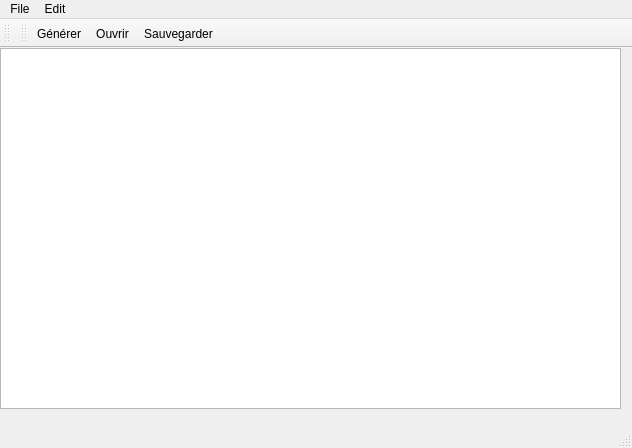
First picture: the form in QT-src/mainwindow.ui, repository Golgoo/IHM-MoonProject, before the edit.
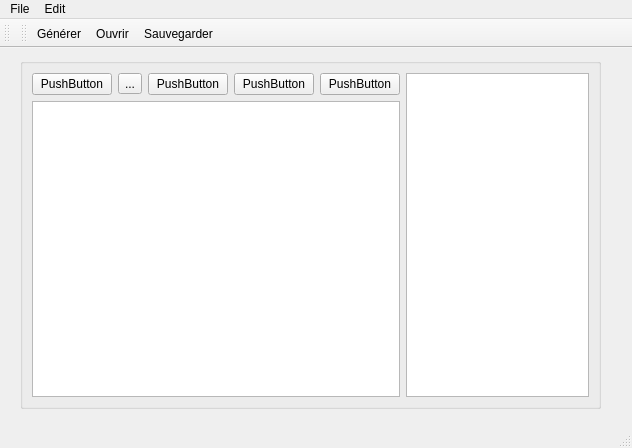
Second picture: the form after the edit. Icons and pictures are not drawn.

Patch:
```diff
--- a/QT-src/mainwindow.ui
+++ b/QT-src/mainwindow.ui
@@ -14,15 +14,81 @@
    <string>MainWindow</string>
   </property>
   <widget class="QWidget" name="centralwidget">
-   <widget class="QTableWidget" name="tableWidget">
+   <widget class="QGroupBox" name="groupBox">
     <property name="geometry">
      <rect>
-      <x>0</x>
-      <y>0</y>
-      <width>621</width>
-      <height>361</height>
+      <x>20</x>
+      <y>10</y>
+      <width>581</width>
+      <height>351</height>
      </rect>
     </property>
+    <property name="title">
+     <string/>
+    </property>
+    <property name="flat">
+     <bool>false</bool>
+    </property>
+    <layout class="QHBoxLayout" name="horizontalLayout" stretch="0,0">
+     <property name="spacing">
+      <number>6</number>
+     </property>
+     <property name="topMargin">
+      <number>9</number>
+     </property>
+     <property name="bottomMargin">
+      <number>9</number>
+     </property>
+     <item>
+      <layout class="QVBoxLayout" name="verticalLayout">
+       <item>
+        <layout class="QHBoxLayout" name="horizontalLayout_2">
+         <item>
+          <widget class="QPushButton" name="pushButton_4">
+           <property name="text">
+            <string>PushButton</string>
+           </property>
+          </widget>
+         </item>
+         <item>
+          <widget class="QToolButton" name="toolButton">
+           <property name="text">
+            <string>...</string>
+           </property>
+          </widget>
+         </item>
+         <item>
+          <widget class="QPushButton" name="pushButton_3">
+           <property name="text">
+            <string>PushButton</string>
+           </property>
+          </widget>
+         </item>
+         <item>
+          <widget class="QPushButton" name="pushButton_2">
+           <property name="text">
+            <string>PushButton</string>
+           </property>
+          </widget>
+         </item>
+         <item>
+          <widget class="QPushButton" name="pushButton">
+           <property name="text">
+            <string>PushButton</string>
+           </property>
+          </widget>
+         </item>
+        </layout>
+       </item>
+       <item>
+        <widget class="QTableWidget" name="tableWidget"/>
+       </item>
+      </layout>
+     </item>
+     <item>
+      <widget class="QGraphicsView" name="graphicsView"/>
+     </item>
+    </layout>
    </widget>
   </widget>
   <widget class="QMenuBar" name="menubar">
```
